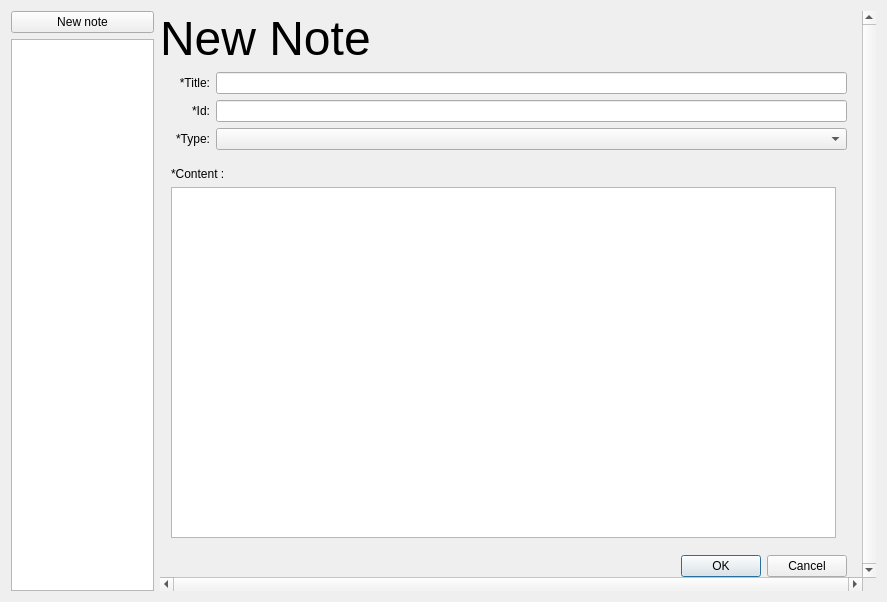
This is PluriNotes/plurinotes.ui in guillaumejounel/PluriNotes as Qt 5 draws it before an edit. The edited form follows.
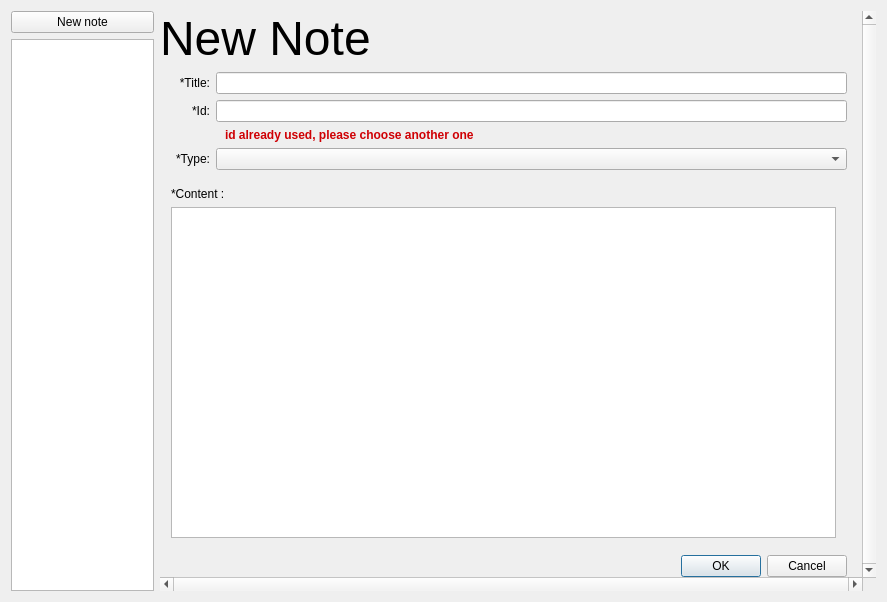
This is the edited form. The open tabs and pages were chosen to show the change.

```diff
--- a/PluriNotes/plurinotes.ui
+++ b/PluriNotes/plurinotes.ui
@@ -473,8 +473,8 @@
             <rect>
              <x>0</x>
              <y>0</y>
-             <width>703</width>
-             <height>545</height>
+             <width>692</width>
+             <height>540</height>
             </rect>
            </property>
            <layout class="QGridLayout" name="gridLayout_3">
@@ -580,6 +580,52 @@
                      </item>
                     </layout>
                    </item>
+                   <item>
+                    <widget class="QLabel" name="idUniqueEdit">
+                     <property name="enabled">
+                      <bool>true</bool>
+                     </property>
+                     <property name="sizePolicy">
+                      <sizepolicy hsizetype="Maximum" vsizetype="Preferred">
+                       <horstretch>0</horstretch>
+                       <verstretch>0</verstretch>
+                      </sizepolicy>
+                     </property>
+                     <property name="minimumSize">
+                      <size>
+                       <width>0</width>
+                       <height>0</height>
+                      </size>
+                     </property>
+                     <property name="maximumSize">
+                      <size>
+                       <width>16777215</width>
+                       <height>16777215</height>
+                      </size>
+                     </property>
+                     <property name="font">
+                      <font>
+                       <weight>75</weight>
+                       <bold>true</bold>
+                      </font>
+                     </property>
+                     <property name="text">
+                      <string>&lt;html&gt;&lt;head/&gt;&lt;body&gt;&lt;p&gt;&lt;span style=&quot; color:#cf0004;&quot;&gt;id already used, please choose another one&lt;/span&gt;&lt;/p&gt;&lt;/body&gt;&lt;/html&gt;</string>
+                     </property>
+                     <property name="textFormat">
+                      <enum>Qt::AutoText</enum>
+                     </property>
+                     <property name="scaledContents">
+                      <bool>false</bool>
+                     </property>
+                     <property name="wordWrap">
+                      <bool>false</bool>
+                     </property>
+                     <property name="indent">
+                      <number>65</number>
+                     </property>
+                    </widget>
+                   </item>
                    <item>
                     <layout class="QHBoxLayout" name="horizontalLayout_9">
                      <item>
@@ -626,7 +672,11 @@
                       </widget>
                      </item>
                      <item>
-                      <widget class="QPlainTextEdit" name="articleContent"/>
+                      <widget class="QTextEdit" name="articleContent">
+                       <property name="obligatory" stdset="0">
+                        <bool>true</bool>
+                       </property>
+                      </widget>
                      </item>
                     </layout>
                    </widget>
```
Left out of the diff: 76 changed lines with no effect on the pictures.
